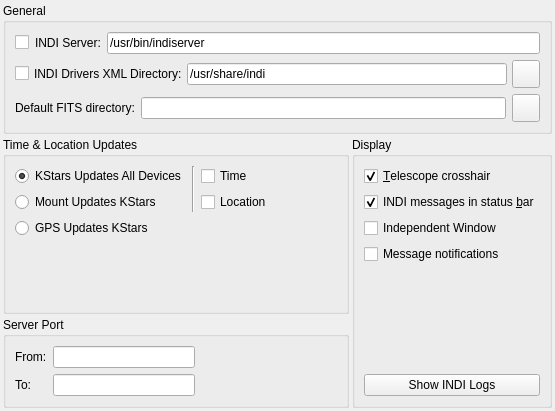
KDE/kstars, file kstars/indi/opsindi.ui: the form before one commit.
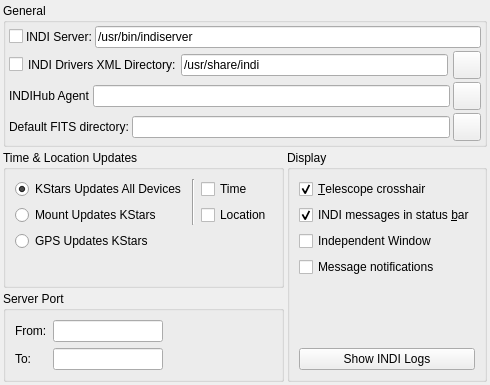
The form after the commit.

```diff
--- a/kstars/indi/opsindi.ui
+++ b/kstars/indi/opsindi.ui
@@ -6,8 +6,8 @@
    <rect>
     <x>0</x>
     <y>0</y>
-    <width>555</width>
-    <height>411</height>
+    <width>441</width>
+    <height>385</height>
    </rect>
   </property>
   <layout class="QVBoxLayout" name="verticalLayout_5">
@@ -32,6 +32,21 @@
       <string>General</string>
      </property>
      <layout class="QVBoxLayout" name="verticalLayout">
+      <property name="spacing">
+       <number>3</number>
+      </property>
+      <property name="leftMargin">
+       <number>3</number>
+      </property>
+      <property name="topMargin">
+       <number>3</number>
+      </property>
+      <property name="rightMargin">
+       <number>3</number>
+      </property>
+      <property name="bottomMargin">
+       <number>3</number>
+      </property>
       <item>
        <layout class="QHBoxLayout" name="horizontalLayout_3">
         <item>
@@ -131,6 +146,45 @@
         </item>
        </layout>
       </item>
+      <item>
+       <layout class="QHBoxLayout" name="horizontalLayout_5">
+        <item>
+         <widget class="QLabel" name="label_3">
+          <property name="text">
+           <string>INDIHub Agent</string>
+          </property>
+         </widget>
+        </item>
+        <item>
+         <widget class="QLineEdit" name="kcfg_INDIHubAgent"/>
+        </item>
+        <item>
+         <widget class="QPushButton" name="selectINDIHubB">
+          <property name="sizePolicy">
+           <sizepolicy hsizetype="Fixed" vsizetype="Fixed">
+            <horstretch>0</horstretch>
+            <verstretch>0</verstretch>
+           </sizepolicy>
+          </property>
+          <property name="minimumSize">
+           <size>
+            <width>28</width>
+            <height>28</height>
+           </size>
+          </property>
+          <property name="maximumSize">
+           <size>
+            <width>28</width>
+            <height>28</height>
+           </size>
+          </property>
+          <property name="text">
+           <string/>
+          </property>
+         </widget>
+        </item>
+       </layout>
+      </item>
       <item>
        <layout class="QHBoxLayout" name="horizontalLayout_4">
         <item>
```
